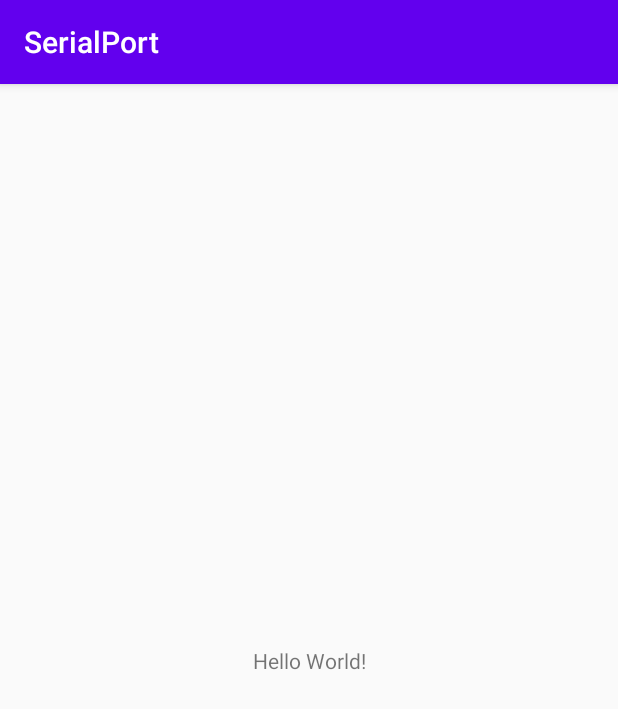
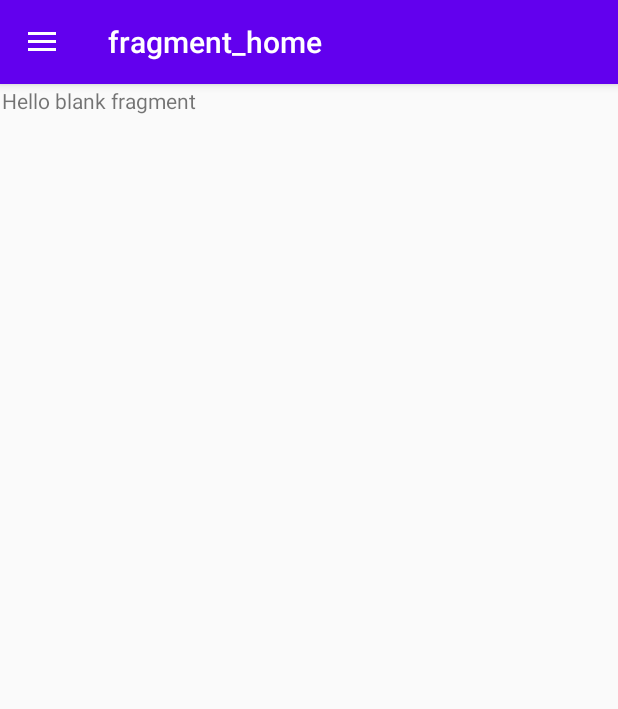
Before and after one commit to Shanyaliux/SerialPort_2, an Android app: the screen it shows after launch (MainActivity), on a phone screen of 412 x 824 dp. Shown: the top 709 px of the screen. Run offline under Robolectric (Android 15) with nearby library versions, the phone set to English and light mode, and no system bars; our stand-ins replace navigation-ui.

Commit message:
添加侧边栏

```diff
--- a/app/src/main/AndroidManifest.xml
+++ b/app/src/main/AndroidManifest.xml
@@ -30,7 +30,8 @@
                 <category android:name="android.intent.category.LAUNCHER" />
             </intent-filter>
         </activity>
-        <activity android:name=".MainActivity">
+        <activity android:name=".MainActivity"
+            android:theme="@style/AppTheme.NoActionBar">
 
         </activity>
     </application>
--- /dev/null
+++ b/app/src/main/java/com/shanya/serialport/HomeFragment.kt
@@ -0,0 +1,22 @@
+package com.shanya.serialport
+
+import android.os.Bundle
+import androidx.fragment.app.Fragment
+import android.view.LayoutInflater
+import android.view.View
+import android.view.ViewGroup
+
+/**
+ * A simple [Fragment] subclass.
+ */
+class HomeFragment : Fragment() {
+
+    override fun onCreateView(
+        inflater: LayoutInflater, container: ViewGroup?,
+        savedInstanceState: Bundle?
+    ): View? {
+        // Inflate the layout for this fragment
+        return inflater.inflate(R.layout.fragment_home, container, false)
+    }
+
+}
--- a/app/src/main/java/com/shanya/serialport/MainActivity.kt
+++ b/app/src/main/java/com/shanya/serialport/MainActivity.kt
@@ -2,11 +2,40 @@ package com.shanya.serialport
 
 import androidx.appcompat.app.AppCompatActivity
 import android.os.Bundle
+import androidx.appcompat.widget.Toolbar
+import androidx.drawerlayout.widget.DrawerLayout
+import androidx.navigation.findNavController
+import androidx.navigation.ui.AppBarConfiguration
+import androidx.navigation.ui.navigateUp
+import androidx.navigation.ui.setupActionBarWithNavController
+import androidx.navigation.ui.setupWithNavController
+import com.google.android.material.navigation.NavigationView
+import com.shanya.serialport.databinding.ActivityMainBinding
 
 class MainActivity : AppCompatActivity() {
 
+    private lateinit var binding: ActivityMainBinding
+    private lateinit var appBarConfiguration: AppBarConfiguration
     override fun onCreate(savedInstanceState: Bundle?) {
         super.onCreate(savedInstanceState)
-        setContentView(R.layout.activity_main)
+        binding = ActivityMainBinding.inflate(layoutInflater)
+        setContentView(binding.root)
+
+        val toolbar: Toolbar = findViewById(R.id.toolbar)
+        setSupportActionBar(toolbar)
+
+        val drawerLayout: DrawerLayout = findViewById(R.id.drawer_layout)
+        val navView: NavigationView = findViewById(R.id.nav_view)
+        val navController = findNavController(R.id.nav_host_fragment)
+
+        appBarConfiguration = AppBarConfiguration(setOf(
+            R.id.nav_home,R.id.nav_support, R.id.nav_about), drawerLayout)
+        setupActionBarWithNavController(navController, appBarConfiguration)
+        navView.setupWithNavController(navController)
+    }
+
+    override fun onSupportNavigateUp(): Boolean {
+        val navController = findNavController(R.id.nav_host_fragment)
+        return navController.navigateUp(appBarConfiguration) || super.onSupportNavigateUp()
     }
 }
--- /dev/null
+++ b/app/src/main/res/drawable/ic_attach_money_black_24dp.xml
@@ -0,0 +1,9 @@
+<vector xmlns:android="http://schemas.android.com/apk/res/android"
+        android:width="24dp"
+        android:height="24dp"
+        android:viewportWidth="24.0"
+        android:viewportHeight="24.0">
+    <path
+        android:fillColor="#FF000000"
+        android:pathData="M11.8,10.9c-2.27,-0.59 -3,-1.2 -3,-2.15 0,-1.09 1.01,-1.85 2.7,-1.85 1.78,0 2.44,0.85 2.5,2.1h2.21c-0.07,-1.72 -1.12,-3.3 -3.21,-3.81V3h-3v2.16c-1.94,0.42 -3.5,1.68 -3.5,3.61 0,2.31 1.91,3.46 4.7,4.13 2.5,0.6 3,1.48 3,2.41 0,0.69 -0.49,1.79 -2.7,1.79 -2.06,0 -2.87,-0.92 -2.98,-2.1h-2.2c0.12,2.19 1.76,3.42 3.68,3.83V21h3v-2.15c1.95,-0.37 3.5,-1.5 3.5,-3.55 0,-2.84 -2.43,-3.81 -4.7,-4.4z"/>
+</vector>
--- /dev/null
+++ b/app/src/main/res/drawable/ic_home_black_24dp.xml
@@ -0,0 +1,9 @@
+<vector xmlns:android="http://schemas.android.com/apk/res/android"
+        android:width="24dp"
+        android:height="24dp"
+        android:viewportWidth="24.0"
+        android:viewportHeight="24.0">
+    <path
+        android:fillColor="#FF000000"
+        android:pathData="M10,20v-6h4v6h5v-8h3L12,3 2,12h3v8z"/>
+</vector>
--- /dev/null
+++ b/app/src/main/res/drawable/ic_info_outline_black_24dp.xml
@@ -0,0 +1,9 @@
+<vector xmlns:android="http://schemas.android.com/apk/res/android"
+        android:width="24dp"
+        android:height="24dp"
+        android:viewportWidth="24.0"
+        android:viewportHeight="24.0">
+    <path
+        android:fillColor="#FF000000"
+        android:pathData="M11,17h2v-6h-2v6zM12,2C6.48,2 2,6.48 2,12s4.48,10 10,10 10,-4.48 10,-10S17.52,2 12,2zM12,20c-4.41,0 -8,-3.59 -8,-8s3.59,-8 8,-8 8,3.59 8,8 -3.59,8 -8,8zM11,9h2L13,7h-2v2z"/>
+</vector>
--- a/app/src/main/res/layout/activity_main.xml
+++ b/app/src/main/res/layout/activity_main.xml
@@ -1,18 +1,24 @@
 <?xml version="1.0" encoding="utf-8"?>
-<androidx.constraintlayout.widget.ConstraintLayout xmlns:android="http://schemas.android.com/apk/res/android"
+<androidx.drawerlayout.widget.DrawerLayout xmlns:android="http://schemas.android.com/apk/res/android"
     xmlns:app="http://schemas.android.com/apk/res-auto"
     xmlns:tools="http://schemas.android.com/tools"
+    android:id="@+id/drawer_layout"
     android:layout_width="match_parent"
     android:layout_height="match_parent"
-    tools:context=".MainActivity">
+    android:fitsSystemWindows="true"
+    tools:openDrawer="start">
 
-    <TextView
+    <include
+        layout="@layout/app_bar_main"
+        android:layout_width="match_parent"
+        android:layout_height="match_parent" />
+
+    <com.google.android.material.navigation.NavigationView
+        android:id="@+id/nav_view"
         android:layout_width="wrap_content"
-        android:layout_height="wrap_content"
-        android:text="Hello World!"
-        app:layout_constraintBottom_toBottomOf="parent"
-        app:layout_constraintLeft_toLeftOf="parent"
-        app:layout_constraintRight_toRightOf="parent"
-        app:layout_constraintTop_toTopOf="parent" />
-
-</androidx.constraintlayout.widget.ConstraintLayout>
+        android:layout_height="match_parent"
+        android:layout_gravity="start"
+        android:fitsSystemWindows="true"
+        app:headerLayout="@layout/nav_header_main"
+        app:menu="@menu/drawer_menu" />
+</androidx.drawerlayout.widget.DrawerLayout>
--- /dev/null
+++ b/app/src/main/res/layout/app_bar_main.xml
@@ -0,0 +1,29 @@
+<?xml version="1.0" encoding="utf-8"?>
+<androidx.coordinatorlayout.widget.CoordinatorLayout xmlns:android="http://schemas.android.com/apk/res/android"
+    xmlns:app="http://schemas.android.com/apk/res-auto"
+    xmlns:tools="http://schemas.android.com/tools"
+    android:layout_width="match_parent"
+    android:layout_height="match_parent"
+    tools:context=".MainActivity">
+
+    <com.google.android.material.appbar.AppBarLayout
+        android:id="@+id/appbar"
+        android:layout_width="match_parent"
+        android:layout_height="wrap_content"
+        android:theme="@style/AppTheme.AppBarOverlay">
+
+        <androidx.appcompat.widget.Toolbar
+            android:id="@+id/toolbar"
+            android:layout_width="match_parent"
+            android:layout_height="?attr/actionBarSize"
+            android:background="?attr/colorPrimary"
+            app:popupTheme="@style/AppTheme.PopupOverlay">
+
+        </androidx.appcompat.widget.Toolbar>
+
+    </com.google.android.material.appbar.AppBarLayout>
+
+    <include layout="@layout/content_main" />
+
+
+</androidx.coordinatorlayout.widget.CoordinatorLayout>
--- /dev/null
+++ b/app/src/main/res/layout/content_main.xml
@@ -0,0 +1,25 @@
+<?xml version="1.0" encoding="utf-8"?>
+<androidx.constraintlayout.widget.ConstraintLayout xmlns:android="http://schemas.android.com/apk/res/android"
+    xmlns:app="http://schemas.android.com/apk/res-auto"
+    xmlns:tools="http://schemas.android.com/tools"
+    android:layout_width="match_parent"
+    android:layout_height="match_parent"
+    app:layout_behavior="@string/appbar_scrolling_view_behavior"
+    tools:showIn="@layout/app_bar_main">
+
+    <fragment
+        android:id="@+id/nav_host_fragment"
+        android:name="androidx.navigation.fragment.NavHostFragment"
+        android:layout_width="0dp"
+        android:layout_height="0dp"
+        android:layout_marginStart="1dp"
+        android:layout_marginTop="1dp"
+        android:layout_marginEnd="1dp"
+        android:layout_marginBottom="1dp"
+        app:defaultNavHost="true"
+        app:layout_constraintBottom_toBottomOf="parent"
+        app:layout_constraintEnd_toEndOf="parent"
+        app:layout_constraintStart_toStartOf="parent"
+        app:layout_constraintTop_toTopOf="parent"
+        app:navGraph="@navigation/navigation" />
+</androidx.constraintlayout.widget.ConstraintLayout>
--- /dev/null
+++ b/app/src/main/res/layout/fragment_home.xml
@@ -0,0 +1,14 @@
+<?xml version="1.0" encoding="utf-8"?>
+<FrameLayout xmlns:android="http://schemas.android.com/apk/res/android"
+    xmlns:tools="http://schemas.android.com/tools"
+    android:layout_width="match_parent"
+    android:layout_height="match_parent"
+    tools:context=".HomeFragment">
+
+    <!-- TODO: Update blank fragment layout -->
+    <TextView
+        android:layout_width="match_parent"
+        android:layout_height="match_parent"
+        android:text="@string/hello_blank_fragment" />
+
+</FrameLayout>
--- /dev/null
+++ b/app/src/main/res/menu/drawer_menu.xml
@@ -0,0 +1,20 @@
+<?xml version="1.0" encoding="utf-8"?>
+<menu xmlns:android="http://schemas.android.com/apk/res/android"
+    xmlns:tools="http://schemas.android.com/tools"
+    tools:showIn="navigation_view">
+    <group android:checkableBehavior="single">
+        <item
+            android:id="@+id/nav_home"
+            android:icon="@drawable/ic_home_black_24dp"
+            android:title="@string/drawer_menu_home" />
+        <item
+            android:id="@+id/nav_support"
+            android:icon="@drawable/ic_attach_money_black_24dp"
+            android:title="@string/drawer_menu_support_dev" />
+        <item
+            android:id="@+id/nav_about"
+            android:icon="@drawable/ic_info_outline_black_24dp"
+            android:title="@string/drawer_menu_about" />
+
+    </group>
+</menu>
--- /dev/null
+++ b/app/src/main/res/navigation/navigation.xml
@@ -0,0 +1,23 @@
+<?xml version="1.0" encoding="utf-8"?>
+<navigation xmlns:android="http://schemas.android.com/apk/res/android"
+    xmlns:app="http://schemas.android.com/apk/res-auto"
+    xmlns:tools="http://schemas.android.com/tools"
+    android:id="@+id/navigation"
+    app:startDestination="@id/nav_home">
+
+    <fragment
+        android:id="@+id/nav_support"
+        android:name="com.shanya.serialport.drawerFragment.SupportFragment"
+        android:label="fragment_support"
+        tools:layout="@layout/fragment_support" />
+    <fragment
+        android:id="@+id/nav_about"
+        android:name="com.shanya.serialport.drawerFragment.AboutFragment"
+        android:label="fragment_about"
+        tools:layout="@layout/fragment_about" />
+    <fragment
+        android:id="@+id/nav_home"
+        android:name="com.shanya.serialport.HomeFragment"
+        android:label="fragment_home"
+        tools:layout="@layout/fragment_home" />
+</navigation>
--- a/app/src/main/res/values/strings.xml
+++ b/app/src/main/res/values/strings.xml
@@ -4,4 +4,10 @@
     <string name="start_label_right">Port</string>
     <string name="version_label">Version:</string>
     <string name="start_powered_label">Powered by Shanya</string>
+    <string name="drawer_menu_support_dev">Support development</string>
+    <string name="drawer_menu_about">About</string>
+    <string name="drawer_menu_home">Home</string>
+
+    <!-- TODO: Remove or change this placeholder text -->
+    <string name="hello_blank_fragment">Hello blank fragment</string>
 </resources>
--- a/app/src/main/res/values/styles.xml
+++ b/app/src/main/res/values/styles.xml
@@ -21,5 +21,9 @@
         <item name="android:windowBackground">@color/colorAccent</item>
     </style>
 
+    <style name="AppTheme.AppBarOverlay" parent="ThemeOverlay.AppCompat.Dark.ActionBar" />
+
+    <style name="AppTheme.PopupOverlay" parent="ThemeOverlay.AppCompat.Light" />
+
 
 </resources>
```
Also changed, not shown: app/build.gradle (+14 -0 lines), app/src/main/java/com/shanya/serialport/drawerFragment/AboutFragment.kt (added, +24 -0 lines), app/src/main/java/com/shanya/serialport/drawerFragment/SupportFragment.kt (added, +24 -0 lines), app/src/main/res/layout/fragment_about.xml (added, +14 -0 lines), app/src/main/res/layout/fragment_support.xml (added, +14 -0 lines), app/src/main/res/layout/nav_header_main.xml (added, +36 -0 lines).
